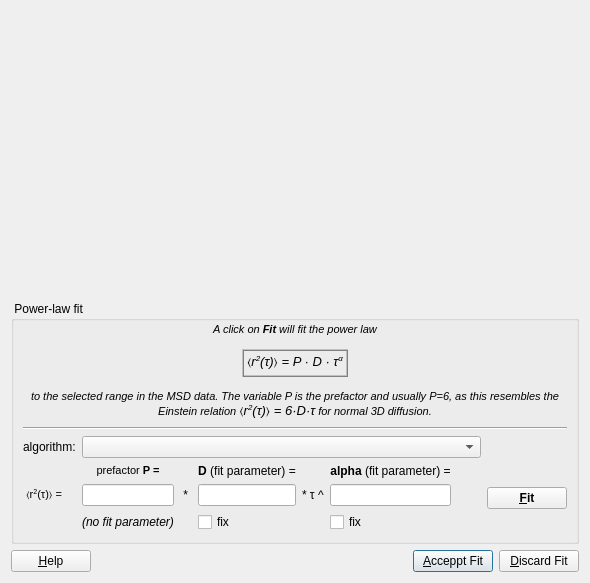
First picture: the form in plugins/fcsmsdevaluation/qffcsmsdevaluationfitmsddialog.ui, repository jkriege2/QuickFit3, before the edit.
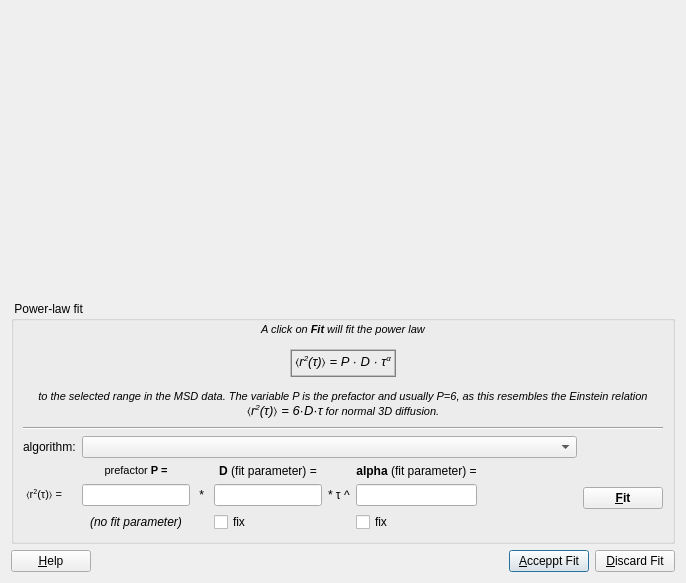
Second picture: the form after the edit. Icons and pictures are not drawn. Custom widgets are drawn as their Qt base class.

Patch:
```diff
--- a/plugins/fcsmsdevaluation/qffcsmsdevaluationfitmsddialog.ui
+++ b/plugins/fcsmsdevaluation/qffcsmsdevaluationfitmsddialog.ui
@@ -9,7 +9,7 @@
    <rect>
     <x>0</x>
     <y>0</y>
-    <width>590</width>
+    <width>686</width>
     <height>583</height>
    </rect>
   </property>
@@ -38,7 +38,7 @@
     </widget>
    </item>
    <item>
-    <widget class="QGroupBox" name="">
+    <widget class="QGroupBox" name="groupBox">
      <property name="title">
       <string> Power-law fit </string>
      </property>
```
Left out of the diff: 42 changed lines with no effect on the pictures.
